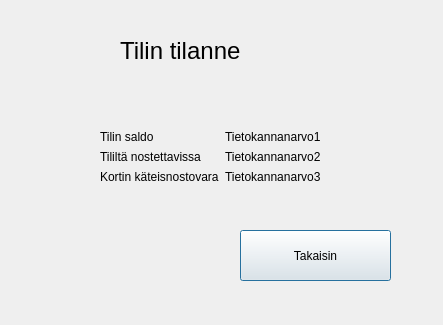
Above: bank-automat/saldo.ui from sakukallioinen/pankkiautomaatti before the change. Below: the same form after it.
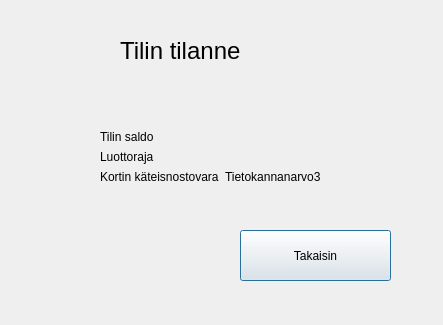
That is the form after the change.

What changed in the file:
```diff
--- a/bank-automat/saldo.ui
+++ b/bank-automat/saldo.ui
@@ -66,7 +66,7 @@
       <item row="1" column="0">
        <widget class="QLabel" name="labelTililtaNostettavissa">
         <property name="text">
-         <string>Tililtä nostettavissa</string>
+         <string>Luottoraja</string>
         </property>
        </widget>
       </item>
@@ -77,20 +77,6 @@
         </property>
        </widget>
       </item>
-      <item row="0" column="1">
-       <widget class="QLabel" name="label_3">
-        <property name="text">
-         <string>Tietokannanarvo1</string>
-        </property>
-       </widget>
-      </item>
-      <item row="1" column="1">
-       <widget class="QLabel" name="label_2">
-        <property name="text">
-         <string>Tietokannanarvo2</string>
-        </property>
-       </widget>
-      </item>
       <item row="2" column="1">
        <widget class="QLabel" name="label">
         <property name="text">
@@ -98,6 +84,13 @@
         </property>
        </widget>
       </item>
+      <item row="0" column="1">
+       <widget class="QLabel" name="label_3">
+        <property name="text">
+         <string/>
+        </property>
+       </widget>
+      </item>
      </layout>
     </item>
    </layout>
```
